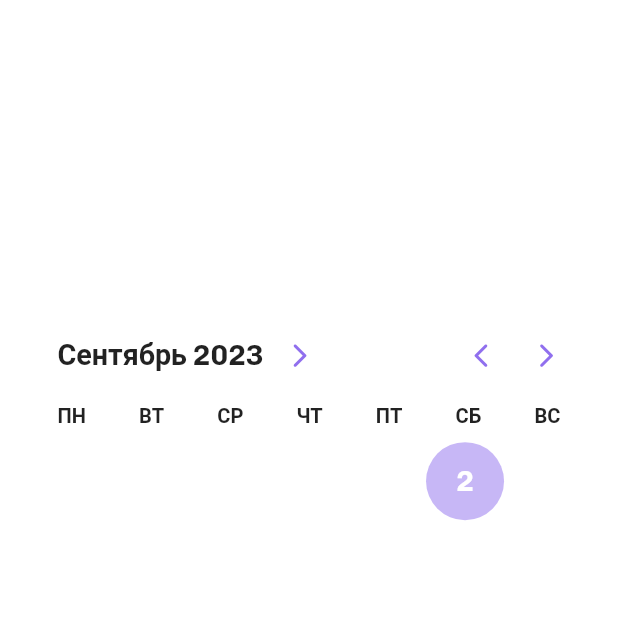
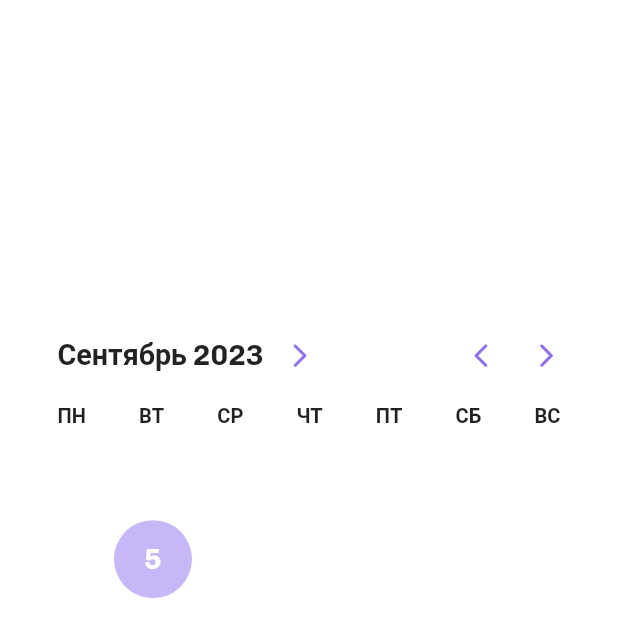
Before and after one commit to anatoliyKaragodin/one_minute_english_2, a Flutter app: the MyCalendar widget shown alone on an empty page, opened directly, on a phone screen of 412 x 824 dp. Shown: the top 638 px of the screen. Run offline on Flutter 3.47's test engine with Material 2 defaults, Android fonts, the phone set to English and light mode, and no system bars; our stand-ins replace carousel_slider, flutter_local_notifications, flutter_riverpod, flutter_svg, jiffy, percent_indicator and 2 more; accounts and stored records are empty; statements that could not run were skipped.

Commit message:
add calendar dialog, fix date in calendar, need add month and year select

```diff
--- a/lib/main.dart
+++ b/lib/main.dart
@@ -1,5 +1,5 @@
 import 'package:one_minute_english/src/screens/choose_level_and_themes_screen/view/choose_level_and_themes_screen_view.dart';
-import 'package:one_minute_english/src/screens/main_menu_progress_screen/view/widgets/my_calendar.dart';
+import 'package:one_minute_english/src/screens/main_app_menu_screen/view/main_app_menu_screen_view.dart';
 import 'package:one_minute_english/src/services/notifications_service.dart';
 import 'package:one_minute_english/src/utils/library.dart';
 import 'package:one_minute_english/src/screens/start_screen/view/start_screen_view.dart';
@@ -36,7 +36,7 @@
             seedColor: Colors.deepPurple, brightness: systemBrightness),
         useMaterial3: false,
       ),
-      home: const MyCalendar(),
+      home: const MainAppMenuScreenView(),
       routes: {
         const StartScreenView().route: (context) => const StartScreenView(),
         const ChooseLvlAndThemesScreenView().route: (context) =>
--- a/lib/src/screens/main_menu_progress_screen/view/widgets/my_calendar.dart
+++ b/lib/src/screens/main_menu_progress_screen/view/widgets/my_calendar.dart
@@ -23,8 +23,9 @@
     final currentDate = Jiffy.parseFromJiffy(progress.currentDate);
     final selectedDate = Jiffy.parseFromJiffy(progress.selectedDate);
 
-    // final startDayIndex = selectedDate.startOf(Unit.month).dayOfWeek - 3;
-    final startDayIndex = selectedDate.startOf(Unit.month).dayOfWeek - 1;
+    final startDayIndex = selectedDate.startOf(Unit.month).dayOfWeek == 1
+        ? selectedDate.startOf(Unit.month).dayOfWeek + 6
+        : selectedDate.startOf(Unit.month).dayOfWeek - 1;
 
     debugPrint(startDayIndex.toString());
     final weekDaysLabels = [
@@ -50,8 +51,7 @@
       lang[LangKey.november],
       lang[LangKey.december],
     ];
-    return Scaffold(
-      body: Center(
+    return Center(
       child: SizedBox(
         height: myParameters.pixelHeight * 450,
         width: myParameters.pixelWidth * 380,
@@ -61,7 +61,6 @@
             buildWeekdaysRow(myParameters, weekDaysLabels),
             buildCalendar(selectedDate, startDayIndex, currentDate)
           ],
-          ),
         ),
       ),
     );
@@ -83,29 +82,29 @@
             return index <= startDayIndex - 2
                 ? Container()
                 : buildICalendarDateContainer(
-                    index, selectedDate, currentDate, day);
+                    index, selectedDate, currentDate, day, startDayIndex);
           }),
     );
   }
 
-  InkWell buildICalendarDateContainer(
-      int index, Jiffy selectedDate, Jiffy currentDate, int day) {
+  InkWell buildICalendarDateContainer(int index, Jiffy selectedDate,
+      Jiffy currentDate, int day, int startDayIndex) {
     return InkWell(
       onTap: () {
-        ProgressController.onTapDate(ref, index);
+        ProgressController.onTapDate(ref, index - (startDayIndex - 2));
       },
       child: Container(
           alignment: Alignment.center,
           decoration: BoxDecoration(
               shape: BoxShape.circle,
-              color: index == selectedDate.date
+              color: index - (startDayIndex - 2) == selectedDate.date
                   ? MyColors.purpleColor.withOpacity(0.5)
                   : Colors.transparent),
           child: MyTextWidget(
-            color: index == currentDate.date &&
+            color: index - (startDayIndex - 2) == currentDate.date &&
                     currentDate.month == selectedDate.month &&
                     currentDate.year == selectedDate.year
-                ? index == selectedDate.date
+                ? index - (startDayIndex - 2) == selectedDate.date
                     ? MyColors.whiteColor
                     : MyColors.purpleColor
                 : MyColors.whiteColor,
```
Also changed, not shown: lib/src/screens/main_menu_progress_screen/controller/progress_controller.dart (+14 -1 lines), lib/src/screens/main_menu_progress_screen/view/main_menu_progress_screen_view.dart (+8 -2 lines), lib/src/screens/main_menu_progress_screen/view/widgets/my_progress_circle_indicator.dart (+20 -2 lines), lib/src/screens/main_menu_progress_screen/view/widgets/my_schedule_dialog.dart (added, +46 -0 lines). Lines whose indentation alone changed are shown as unchanged.
